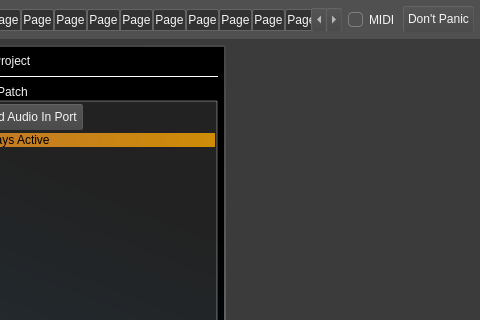
Before: the Qt Designer form src/mainwindow.ui in noedigcode/konfyt, drawn with Qt 5; both pictures show x 668 to 1148 and y 0 to 320 of the 1148 by 718 pixel window.
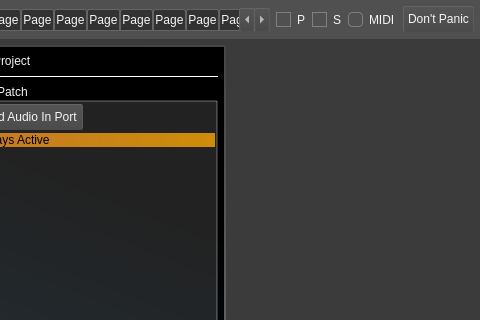
After: the same form once the commit is applied. Icons and pictures are not drawn.

Commit message: Add per-port/layer MIDI indocators; Global sustain and pitchbend indicators; Fix bug of emtpy MIDI in ports added after non-last port was removed when console output enabled; Global MIDI LED momentary off flash removed; Some consistency updates; New indicatorData class implementation in mainwindow, but realised the whole shceme is flawed. Have to match sustain/pb per route. See "proposal" comment in mainwindow.cpp.

What changed in the file:
```diff
--- a/src/mainwindow.ui
+++ b/src/mainwindow.ui
@@ -977,6 +977,32 @@
          </widget>
         </widget>
        </item>
+       <item>
+        <widget class="QCheckBox" name="MIDI_indicator_pitchbend">
+         <property name="styleSheet">
+          <string notr="true"/>
+         </property>
+         <property name="text">
+          <string>P</string>
+         </property>
+         <property name="checkable">
+          <bool>true</bool>
+         </property>
+        </widget>
+       </item>
+       <item>
+        <widget class="QCheckBox" name="MIDI_indicator_sustain">
+         <property name="styleSheet">
+          <string notr="true"/>
+         </property>
+         <property name="text">
+          <string>S</string>
+         </property>
+         <property name="checkable">
+          <bool>true</bool>
+         </property>
+        </widget>
+       </item>
        <item>
         <widget class="QCheckBox" name="MIDI_indicator">
          <property name="styleSheet">
```
The commit also changes 11 other files.
